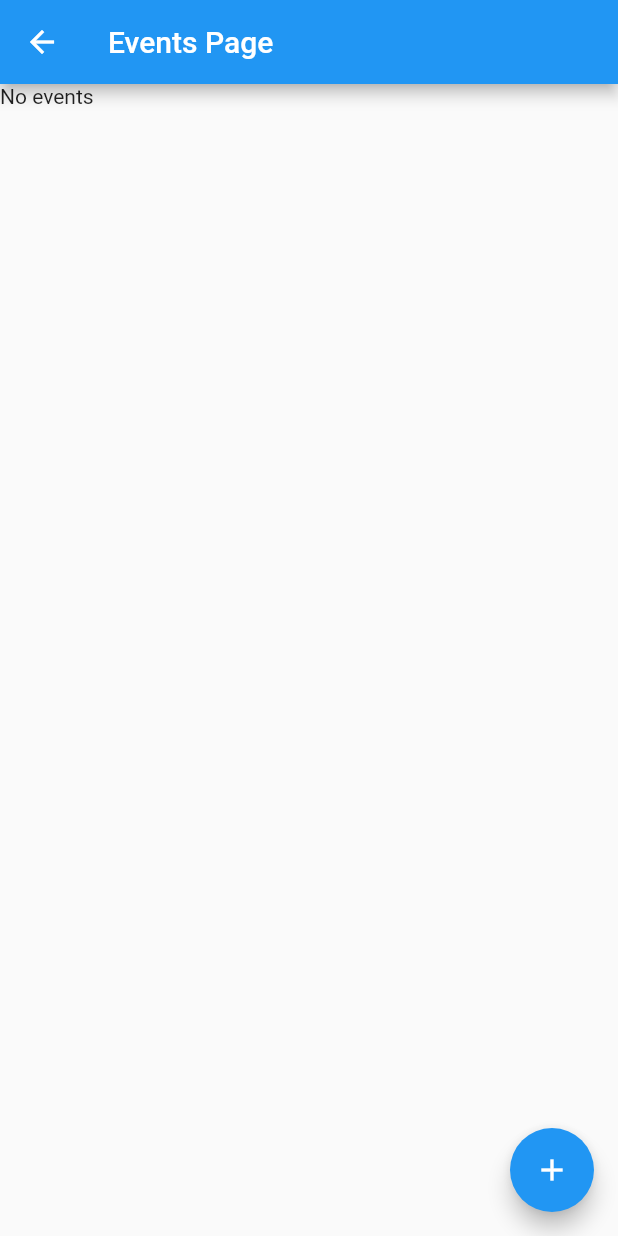
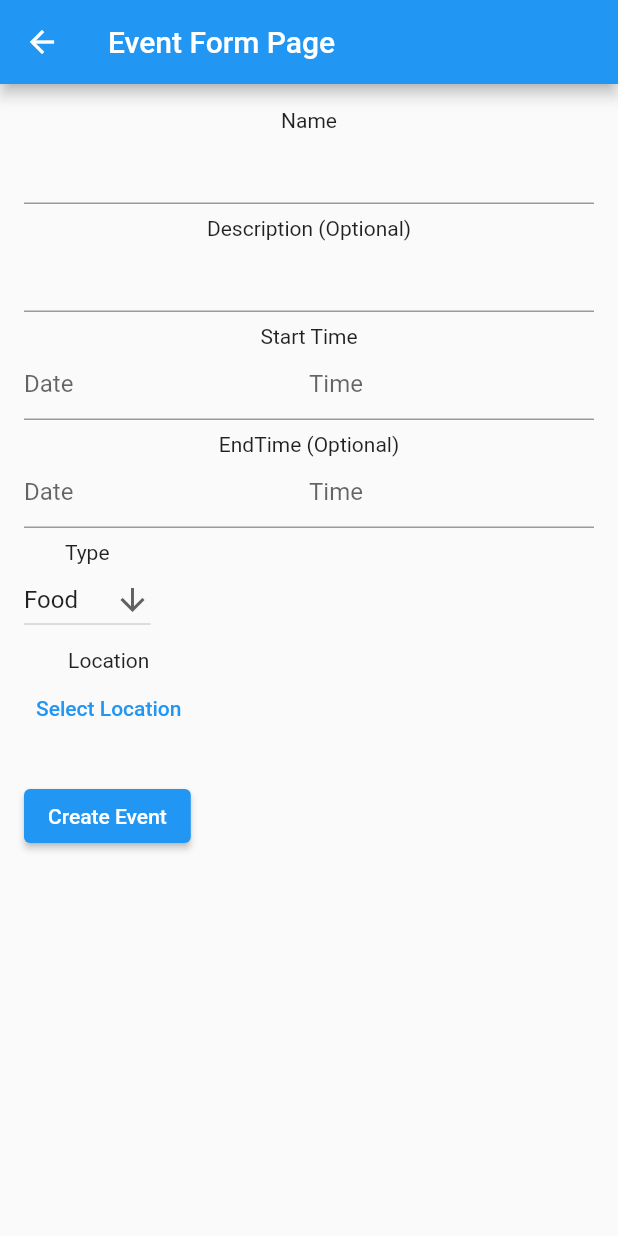
Before and after one commit to aceeedev/H4H-2023, a Flutter app: the EventsPage screen opened directly, after a tap on the "add" icon, on a phone screen of 412 x 824 dp. Run offline on Flutter 3.47's test engine with Material 2 defaults, Android fonts, the phone set to English and light mode, and no system bars; our stand-ins replace google_maps_flutter, hive, hive_flutter; accounts and stored records are empty.

Commit message:
Started event form page

```diff
--- a/frontend/h4h/lib/models/event.dart
+++ b/frontend/h4h/lib/models/event.dart
@@ -1,4 +1,3 @@
-import 'package:flutter/material.dart';
 import 'package:hive/hive.dart';
 
 part 'event.g.dart';
@@ -8,21 +7,24 @@ class Event {
   @HiveField(0)
   int? id;
   @HiveField(1)
-  DateTime time;
+  DateTime startTime;
   @HiveField(2)
+  DateTime endTime;
+  @HiveField(3)
   String name;
-  @HiveField(3)
+  @HiveField(4)
   String? description;
-  @HiveField(4)
+  @HiveField(5)
   int iconCodePoint;
-  @HiveField(5)
+  @HiveField(6)
   double long;
-  @HiveField(6)
+  @HiveField(7)
   double lat;
 
   Event({
     this.id,
-    required this.time,
+    required this.startTime,
+    required this.endTime,
     required this.name,
     this.description,
     required this.iconCodePoint,
--- /dev/null
+++ b/frontend/h4h/lib/pages/event_form_page.dart
@@ -0,0 +1,318 @@
+import 'package:flutter/material.dart';
+import 'package:intl/intl.dart';
+import 'package:h4h/backend/database.dart';
+import 'package:h4h/models/event.dart';
+import 'package:h4h/secrets.dart' as secrets;
+
+class EventFormPage extends StatefulWidget {
+  const EventFormPage({super.key});
+
+  @override
+  State<EventFormPage> createState() => _EventFormPageState();
+}
+
+class _EventFormPageState extends State<EventFormPage> {
+  @override
+  void initState() {
+    super.initState();
+  }
+
+  @override
+  void dispose() {
+    super.dispose();
+  }
+
+  @override
+  Widget build(BuildContext context) {
+    return Scaffold(
+        appBar: AppBar(
+          title: const Text('Event Form Page'),
+        ),
+        body: const EventForm());
+  }
+}
+
+class EventForm extends StatefulWidget {
+  const EventForm({super.key});
+
+  @override
+  State<EventForm> createState() => _EventFormState();
+}
+
+class _EventFormState extends State<EventForm> {
+  final homeScaffoldKey = GlobalKey<ScaffoldState>();
+  final _formKey = GlobalKey<FormState>();
+
+  static const Map<String, IconData> dropdownList = {
+    'Food': Icons.food_bank_rounded,
+    'Shelter': Icons.night_shelter_rounded,
+    'Services': Icons.home_repair_service_rounded
+  };
+
+  final nameTextController = TextEditingController();
+  final descriptionTextController = TextEditingController();
+  final startDateTextController = TextEditingController();
+  final startTimeTextController = TextEditingController();
+  final endDateTextController = TextEditingController();
+  final endTimeTextController = TextEditingController();
+  String selectedDropDownValue = dropdownList.keys.first;
+
+  @override
+  Widget build(BuildContext context) {
+    Map<String, Widget> entries = {
+      'Name': TextFormField(
+          controller: nameTextController,
+          validator: (value) {
+            if (value == null || value.isEmpty) {
+              return 'Please enter some text';
+            }
+            return null;
+          }),
+      'Description (Optional)': TextFormField(
+        controller: descriptionTextController,
+      ),
+      'Start Time': DateAndTimePickerField(
+        dateController: startDateTextController,
+        timeController: startTimeTextController,
+        dateValidator: (value) {
+          if (value == null || value.isEmpty) {
+            return 'Please enter a date';
+          }
+          return null;
+        },
+        timeValidator: (value) {
+          if (value == null || value.isEmpty) {
+            return 'Please enter a time';
+          }
+          return null;
+        },
+      ),
+      'EndTime (Optional)': DateAndTimePickerField(
+        dateController: endDateTextController,
+        timeController: endTimeTextController,
+      ),
+      'Type': DropdownButton<String>(
+        value: selectedDropDownValue,
+        icon: const Icon(Icons.arrow_downward),
+        elevation: 16,
+        onChanged: (String? value) {
+          setState(() {
+            selectedDropDownValue = value!;
+          });
+        },
+        items: dropdownList.keys.map<DropdownMenuItem<String>>((String value) {
+          return DropdownMenuItem<String>(
+            value: value,
+            child: Text(value),
+          );
+        }).toList(),
+      ),
+      'Location': TextButton(
+        onPressed: () => Navigator.of(context).push(MaterialPageRoute(
+            builder: (context) => const LocationPickerPage())),
+        child: const Text('Select Location'),
+      )
+    };
+
+    return Padding(
+      padding: const EdgeInsets.all(16.0),
+      child: Form(
+        key: _formKey,
+        child: Column(
+          crossAxisAlignment: CrossAxisAlignment.start,
+          children: [
+            ...createFormEntries(entries),
+            Padding(
+              padding: const EdgeInsets.symmetric(vertical: 16.0),
+              child: ElevatedButton(
+                onPressed: () async {
+                  // Validate returns true if the form is valid, or false otherwise.
+                  if (_formKey.currentState!.validate()) {
+                    ScaffoldMessenger.of(context).showSnackBar(
+                      const SnackBar(content: Text('Processing Data')),
+                    );
+
+                    DateTime startTime =
+                        DateFormat.yMd().parse(startDateTextController.text);
+
+                    DateTime endTime;
+                    if (endDateTextController.text != "" &&
+                        startTimeTextController.text != "") {
+                      endTime =
+                          DateFormat.yMd().parse(endDateTextController.text);
+                    } else {
+                      const defaultDuration = Duration(hours: 1);
+
+                      startTime.add(defaultDuration);
+                      endTime = startTime;
+                      startTime.subtract(defaultDuration);
+                    }
+
+                    DB.instance.saveEvent(Event(
+                      startTime: startTime,
+                      endTime: endTime,
+                      name: nameTextController.text,
+                      description: descriptionTextController.text,
+                      iconCodePoint:
+                          dropdownList[selectedDropDownValue]!.codePoint,
+                      long: 0,
+                      lat: 0,
+                    ));
+                  }
+                },
+                child: const Text('Create Event'),
+              ),
+            ),
+          ],
+        ),
+      ),
+    );
+  }
+
+  List<Widget> createFormEntries(Map<String, Widget> entries) {
+    List<Widget> formEntries = [];
+
+    entries.forEach((key, value) =>
+        formEntries.add(FormEntry(title: key, formWidget: value)));
+
+    return formEntries;
+  }
+}
+
+class DateAndTimePickerField extends StatelessWidget {
+  const DateAndTimePickerField({
+    super.key,
+    required this.dateController,
+    this.dateValidator,
+    required this.timeController,
+    this.timeValidator,
+  });
+  final TextEditingController dateController;
+  final Function? dateValidator;
+  final TextEditingController timeController;
+  final Function? timeValidator;
+
+  @override
+  Widget build(BuildContext context) {
+    return Row(
+      children: [
+        Expanded(
+          child: TextFormField(
+            controller: dateController,
+            readOnly: true,
+            decoration: const InputDecoration(hintText: 'Date'),
+            onTap: () async {
+              DateTime? pickedDate = await showDatePicker(
+                  context: context,
+                  initialDate: DateTime.now(),
+                  firstDate: DateTime.now(),
+                  lastDate: DateTime.now().add(const Duration(days: 31)));
+
+              if (pickedDate != null) {
+                dateController.text = DateFormat.yMd().format(pickedDate);
+              }
+            },
+            validator: dateValidator != null
+                ? (String? text) => dateValidator!(text)
+                : null,
+          ),
+        ),
+        Expanded(
+          child: TextFormField(
+            controller: timeController,
+            readOnly: true,
+            decoration: const InputDecoration(hintText: 'Time'),
+            onTap: () async {
+              TimeOfDay? pickedTime = await showTimePicker(
+                initialTime: TimeOfDay.now(),
+                context: context,
+              );
+
+              if (pickedTime != null) {
+                DateTime parsedTime = DateFormat.jm()
+                    .parse(pickedTime.format(context).toString());
+
+                timeController.text = DateFormat.jm().format(parsedTime);
+              }
+            },
+            validator: timeValidator != null
+                ? (String? text) => timeValidator!(text)
+                : null,
+          ),
+        ),
+      ],
+    );
+  }
+}
+
+class FormEntry extends StatelessWidget {
+  const FormEntry({
+    super.key,
+    required this.title,
+    required this.formWidget,
+  });
+  final String title;
+  final Widget formWidget;
+
+  @override
+  Widget build(BuildContext context) {
+    return Column(
+      children: [
+        Text(title),
+        Padding(
+          padding: const EdgeInsets.only(bottom: 8.0),
+          child: formWidget,
+        )
+      ],
+    );
+  }
+}
+
+class LocationPickerPage extends StatefulWidget {
+  const LocationPickerPage({super.key});
+
+  @override
+  State<LocationPickerPage> createState() => _LocationPickerPageState();
+}
+
+class _LocationPickerPageState extends State<LocationPickerPage> {
+  late List<String> potentialPlaces;
+  final addressTextController = TextEditingController();
+
+  @override
+  void initState() {
+    super.initState();
+  }
+
+  @override
+  void dispose() {
+    super.dispose();
+  }
+
+  @override
+  Widget build(BuildContext context) {
+    return Scaffold(
+        appBar: AppBar(
+          title: const Text('Events Page'),
+        ),
+        body: Padding(
+          padding: const EdgeInsets.all(16.0),
+          child: Column(
+            children: [
+              Form(
+                child: TextFormField(
+                  //controller: addressTextController,
+                  onChanged: (String text) async {},
+                ),
+              ),
+              ListView.builder(
+                itemBuilder: (context, index) => ListTile(
+                  title: Text(potentialPlaces[index]),
+                  onTap: () {},
+                ),
+              )
+            ],
+          ),
+        ));
+  }
+}
--- a/frontend/h4h/lib/pages/events_page.dart
+++ b/frontend/h4h/lib/pages/events_page.dart
@@ -1,5 +1,6 @@
 import 'package:flutter/material.dart';
 import 'package:h4h/backend/database.dart';
+import 'package:h4h/pages/event_form_page.dart';
 import 'package:h4h/widgets/event_card.dart';
 import 'package:h4h/models/event.dart';
 
@@ -40,7 +41,8 @@ class _EventsPageState extends State<EventsPage> {
                   events = snapshot.data!;
                   if (events.isEmpty) return const Text('No events');
 
-                events.sort((a, b) => a.time.compareTo(b.time));
+                  // sort events by ascending starting time
+                  events.sort((a, b) => a.startTime.compareTo(b.startTime));
 
                   return ListView.builder(
                       itemCount: events.length,
@@ -52,14 +54,9 @@ class _EventsPageState extends State<EventsPage> {
             }),
         floatingActionButton: FloatingActionButton(
           child: const Icon(Icons.add),
-        onPressed: () async => DB.instance.saveEvent(Event(
-            time: DateTime.now(),
-            name: 'Cool Event',
-            description: 'desc',
-            iconCodePoint: Icons.abc.codePoint,
-            long: 0,
-            lat: 0)),
+          onPressed: () => Navigator.of(context).push(
+            MaterialPageRoute(builder: (context) => const EventFormPage()),
           ),
-    );
+        ));
   }
 }
--- a/frontend/h4h/pubspec.yaml
+++ b/frontend/h4h/pubspec.yaml
@@ -39,8 +39,9 @@ dependencies:
   hive: ^2.2.3
   hive_generator: ^2.0.0
   hive_flutter: ^1.1.0
-  flutter_map: ^3.1.0
+  flutter_map: ^2.2.0
   google_maps_flutter: ^2.2.3
+  intl: ^0.18.0
 
 dev_dependencies:
   flutter_test:
```
Also changed, not shown: frontend/h4h/lib/models/event.g.dart, frontend/h4h/pubspec.lock, 1 other file. Lines whose indentation alone changed are shown as unchanged.
